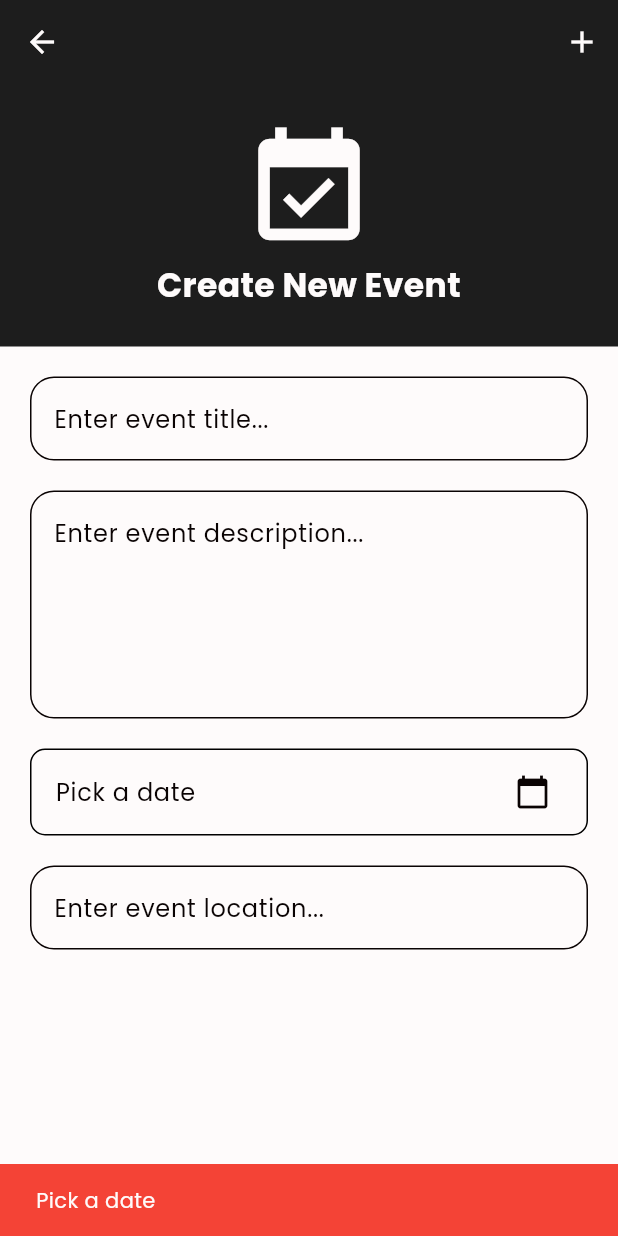
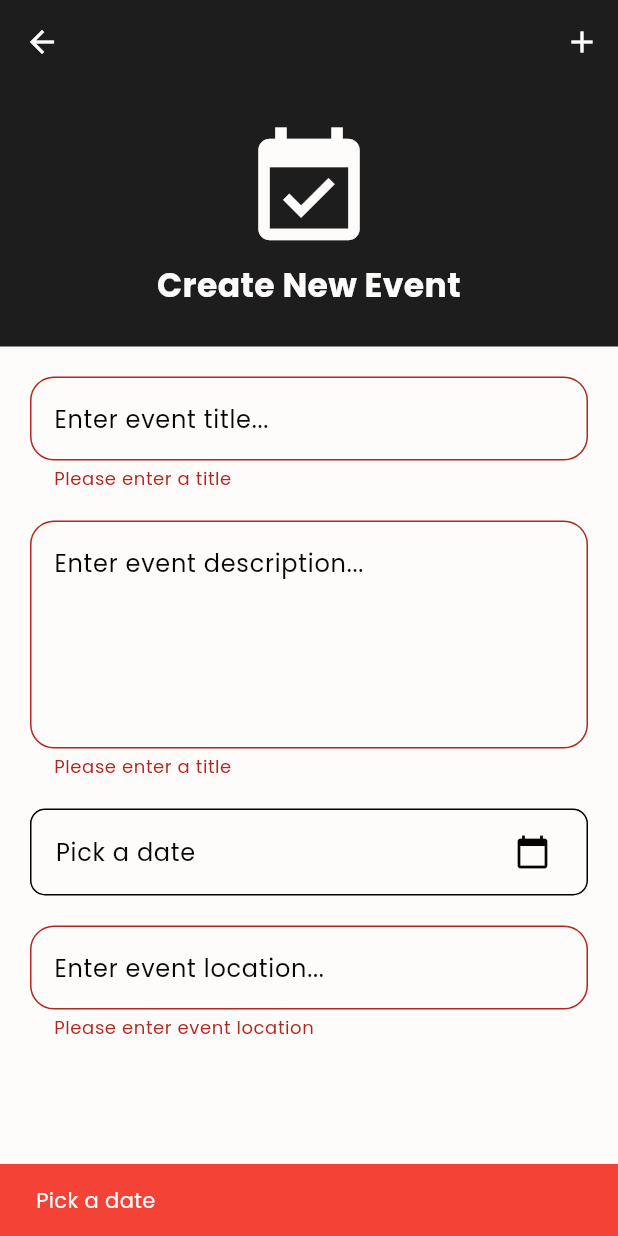
Before and after one commit to keannugran19/refresher, a Flutter app: the CreateEventScreen screen opened by its route, after a tap on the "add" icon, on a phone screen of 412 x 824 dp. Run offline on Flutter 3.47's test engine with Material 3 defaults, Android fonts, the phone set to English and light mode, and no system bars; our stand-ins replace firebase_core, shared_preferences; accounts and stored records are empty; network calls fail.

Commit message:
refactor form validation of pick a date

```diff
--- a/lib/views/events/create_event_screen.dart
+++ b/lib/views/events/create_event_screen.dart
@@ -163,13 +163,6 @@ class _CreateEventScreenState extends State<CreateEventScreen> {
 
   // pass the form
   Future<void> _createEvent() async {
-    // validate date
-    if (selectedDate == null) {
-      ScaffoldMessenger.of(context).showSnackBar(
-        SnackBar(content: Text("Pick a date"), backgroundColor: Colors.red),
-      );
-      return;
-    }
     if (_formKey.currentState!.validate()) {
       final success = await EventService.addEvent({
         'title': eventTitleController.text.trim(),
@@ -191,6 +184,13 @@ class _CreateEventScreenState extends State<CreateEventScreen> {
         );
       }
     }
+    // validate date
+    if (selectedDate == null) {
+      ScaffoldMessenger.of(context).showSnackBar(
+        SnackBar(content: Text("Pick a date"), backgroundColor: Colors.red),
+      );
+      return;
+    }
   }
 
   // select date function
```
